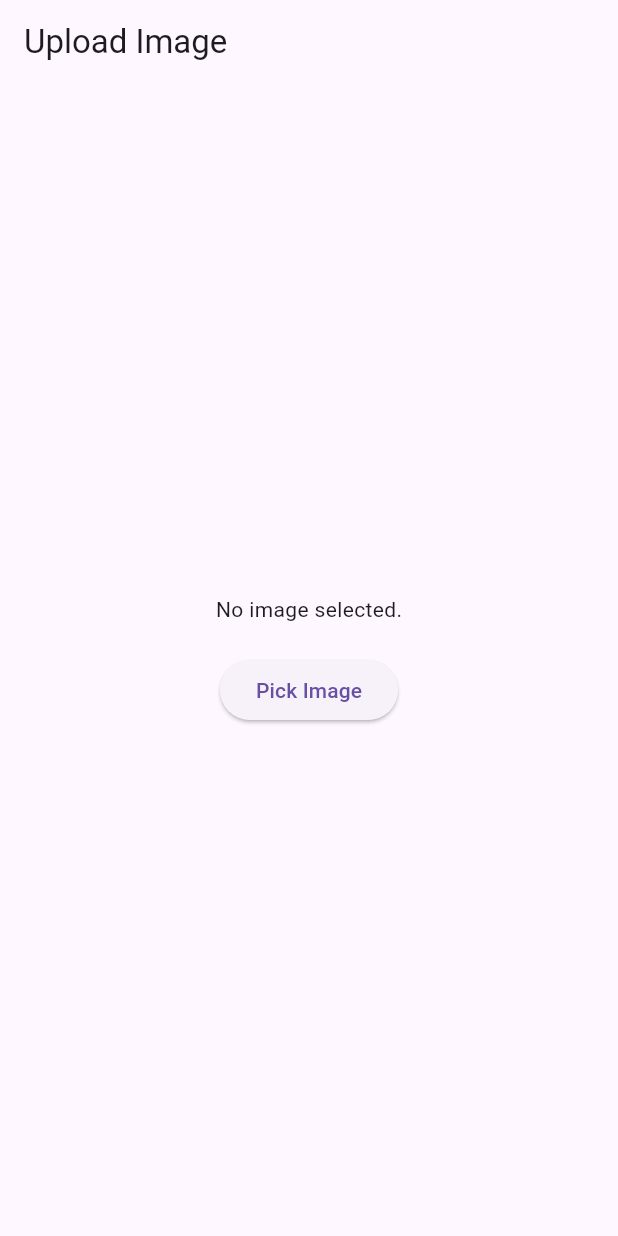
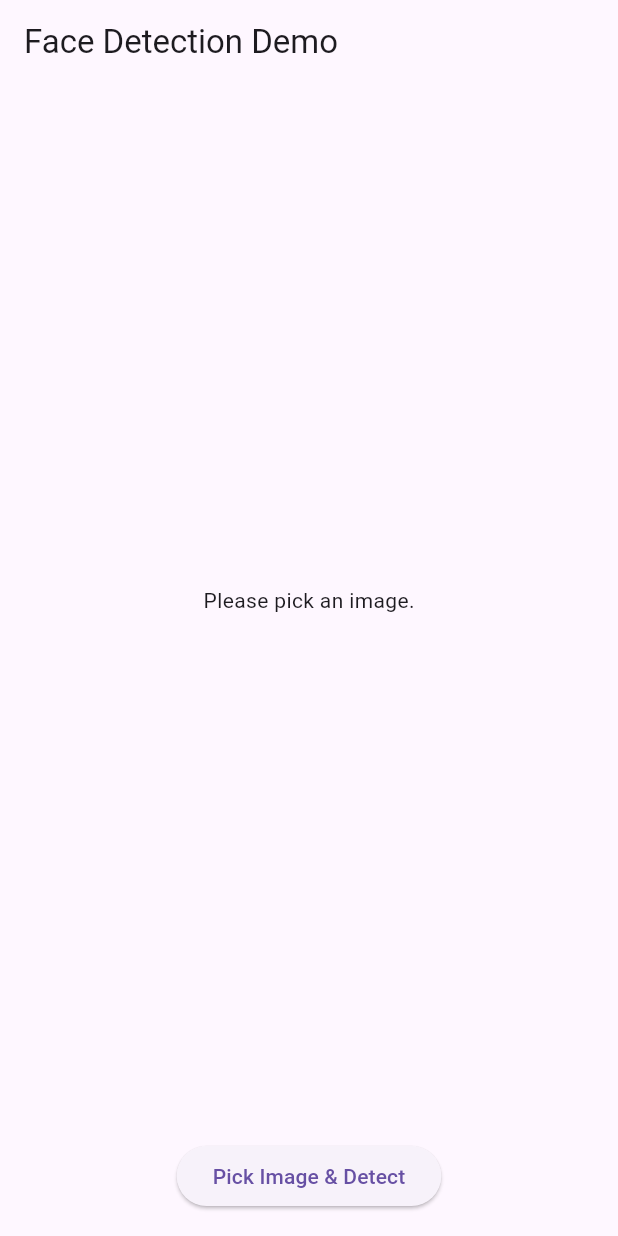
Before and after one commit to Srophos/face_censoring_AI_app, a Flutter app: the screen it shows after launch, on a phone screen of 412 x 824 dp. Run offline on Flutter 3.47's test engine with Material 3 defaults, Android fonts, the phone set to English and light mode, and no system bars; our stand-ins replace image_picker; missing offline and left inert: ultralytics_yolo.

Commit message:
finalize
project final

```diff
--- /dev/null
+++ b/assets/labels.txt
@@ -0,0 +1 @@
+face
--- a/lib/main.dart
+++ b/lib/main.dart
@@ -1,66 +1,227 @@
+import 'dart:async';
+import 'dart:typed_data';
+import 'package:flutter/foundation.dart';
+import 'package:flutter/material.dart';
+import 'package:flutter/services.dart';
+import 'package:ultralytics_yolo/yolo.dart';
+import 'package:image_picker/image_picker.dart';
+import 'package:image/image.dart' as img;
 import 'dart:io';
-import 'package:flutter/material.dart';
-import 'package:image_picker/image_picker.dart';
 
-void main() {
-  runApp(MyApp());
+// Data class for passing info to the isolate
+class YoloInput {
+  final String modelPath;
+  final Uint8List imageBytes;
+  final RootIsolateToken? token;
+
+  YoloInput({required this.modelPath, required this.imageBytes, required this.token});
 }
 
-class MyApp extends StatelessWidget {
-  const MyApp({super.key});
+// Data class for receiving info from the isolate
+class YoloOutput {
+  final List<Map<String, dynamic>> results;
+  final Size imageSize;
+
+  YoloOutput({required this.results, required this.imageSize});
+}
+
+/// This function runs in a separate isolate.
+Future<YoloOutput?> runYoloInIsolate(YoloInput input) async {
+  BackgroundIsolateBinaryMessenger.ensureInitialized(input.token!);
+
+  final yolo = YOLO(modelPath: input.modelPath, task: YOLOTask.detect);
+  await yolo.loadModel();
+
+  img.Image? originalImage = img.decodeImage(input.imageBytes);
+  if (originalImage == null) return null;
+
+  // Apply EXIF orientation
+  final orientationTag = originalImage.exif.getTag(0x0112);
+  final int orientation = orientationTag?.toInt() ?? 1;
+  switch (orientation) {
+      case 2: originalImage = img.flipHorizontal(originalImage); break;
+      case 3: originalImage = img.copyRotate(originalImage, angle: 180); break;
+      case 4: originalImage = img.flipVertical(originalImage); break;
+      case 5: originalImage = img.copyRotate(originalImage, angle: 90); originalImage = img.flipHorizontal(originalImage); break;
+      case 6: originalImage = img.copyRotate(originalImage, angle: 90); break;
+      case 7: originalImage = img.copyRotate(originalImage, angle: -90); originalImage = img.flipHorizontal(originalImage); break;
+      case 8: originalImage = img.copyRotate(originalImage, angle: -90); break;
+  }
+
+  final resizedImage = img.copyResize(originalImage, width: 640);
+  final correctedImageBytes = img.encodeJpg(resizedImage);
+  final rawResults = await yolo.predict(correctedImageBytes);
+
+  // --- THE FIX: Return the dimensions of the RESIZED image ---
+  final resizedImageSize = Size(resizedImage.width.toDouble(), resizedImage.height.toDouble());
+
+  final results = (rawResults?['boxes'] as List<dynamic>?)
+      ?.map((e) => Map<String, dynamic>.from(e))
+      .toList() ?? [];
+
+  return YoloOutput(results: results, imageSize: resizedImageSize);
+}
+
+void main() => runApp(const YOLODemo());
+
+class YOLODemo extends StatefulWidget {
+  const YOLODemo({super.key});
 
   @override
-  Widget build(BuildContext context) {
-    return MaterialApp(
-      title: 'Image Upload Demo',
-      theme: ThemeData(primarySwatch: Colors.blue),
-      home: ImageUploadPage(),
-    );
-  }
+  State<YOLODemo> createState() => _YOLODemoState();
 }
 
-class ImageUploadPage extends StatefulWidget {
-  const ImageUploadPage({super.key});
+class _YOLODemoState extends State<YOLODemo> {
+  static const String modelPath = 'assets/models/yolov8s-face_final.tflite';
 
-  @override
-  _ImageUploadPageState createState() => _ImageUploadPageState();
-}
+  File? selectedImage;
+  List<Map<String, dynamic>> detectionResults = [];
+  bool isLoading = false;
+  Size? sourceImageSize; // This will now hold the RESIZED image's dimensions
+  String? errorMessage;
 
-class _ImageUploadPageState extends State<ImageUploadPage> {
-  File? _imageFile;
-  final ImagePicker _picker = ImagePicker();
+  Future<void> pickImageAndDetect() async {
+    final picker = ImagePicker();
+    final imageFile = await picker.pickImage(source: ImageSource.gallery);
+    if (imageFile == null) return;
 
-  Future<void> _pickImage() async {
-    final XFile? pickedFile = await _picker.pickImage(
-      source: ImageSource.gallery,
-    );
+    setState(() {
+      isLoading = true;
+      errorMessage = null;
+      selectedImage = File(imageFile.path);
+      detectionResults = [];
+      sourceImageSize = null;
+    });
 
-    if (pickedFile != null) {
+    try {
+      final imageBytes = await selectedImage!.readAsBytes();
+
+      final token = ServicesBinding.rootIsolateToken;
+      final yoloInput = YoloInput(modelPath: modelPath, imageBytes: imageBytes, token: token);
+
+      final YoloOutput? output = await compute(runYoloInIsolate, yoloInput);
+
       setState(() {
-        _imageFile = File(pickedFile.path);
+        if (output != null) {
+          detectionResults = output.results;
+          sourceImageSize = output.imageSize; // Get the RESIZED size
+        }
       });
+    } catch (e) {
+      setState(() => errorMessage = 'Failed to process image: $e');
+    } finally {
+      setState(() => isLoading = false);
     }
   }
 
   @override
   Widget build(BuildContext context) {
-    return Scaffold(
-      appBar: AppBar(title: Text('Upload Image')),
-      body: Center(
-        child: Column(
-          mainAxisAlignment: MainAxisAlignment.center,
+    return MaterialApp(
+      home: Scaffold(
+        appBar: AppBar(title: const Text('Face Detection Demo')),
+        body: Column(
           children: [
-            _imageFile != null
-                ? Image.file(_imageFile!, height: 300)
-                : Text("No image selected."),
-            SizedBox(height: 20),
-            ElevatedButton(
-              onPressed: _pickImage,
-              child: Text("Pick Image"),
+            Expanded(
+              child: _buildContentView(),
+            ),
+            Padding(
+              padding: const EdgeInsets.all(16.0),
+              child: ElevatedButton(
+                onPressed: isLoading ? null : pickImageAndDetect,
+                child: const Text('Pick Image & Detect'),
+              ),
             ),
           ],
         ),
       ),
     );
   }
+
+  Widget _buildContentView() {
+    if (isLoading && selectedImage == null) {
+      return const Center(child: Text('App Ready. Please pick an image.'));
+    }
+    if (errorMessage != null) {
+      return Center(
+          child: Padding(
+              padding: const EdgeInsets.all(16.0),
+              child: Text('Error: $errorMessage',
+                  style: const TextStyle(color: Colors.red))));
+    }
+    if (selectedImage == null) {
+      return const Center(child: Text('Please pick an image.'));
+    }
+
+    return Stack(
+      fit: StackFit.expand,
+      children: [
+        Container(
+          margin: const EdgeInsets.all(16.0),
+          decoration: BoxDecoration(border: Border.all(color: Colors.grey)),
+          child: CustomPaint(
+            foregroundPainter: FacePainter(
+              imageSize: sourceImageSize, // Pass the RESIZED size
+              results: detectionResults,
+            ),
+            child: Image.file(selectedImage!, fit: BoxFit.contain),
+          ),
+        ),
+        if (isLoading)
+          Container(
+            color: Colors.black.withAlpha(128),
+            child: const Center(child: CircularProgressIndicator()),
+          ),
+      ],
+    );
+  }
 }
+
+/// The painter now correctly uses the RESIZED image's dimensions as its source.
+class FacePainter extends CustomPainter {
+  final Size? imageSize; // This is the size of the source image for the coordinates (e.g., 640x480)
+  final List<Map<String, dynamic>> results;
+
+  FacePainter({required this.imageSize, required this.results});
+
+  @override
+  void paint(Canvas canvas, Size size) { // `size` is the size of the widget on screen
+    if (imageSize == null) return;
+
+    final imageAspectRatio = imageSize!.width / imageSize!.height;
+    final canvasAspectRatio = size.width / size.height;
+    double scale;
+    double offsetX = 0;
+    double offsetY = 0;
+
+    if (canvasAspectRatio > imageAspectRatio) {
+      scale = size.height / imageSize!.height;
+      offsetX = (size.width - imageSize!.width * scale) / 2;
+    } else {
+      scale = size.width / imageSize!.width;
+      offsetY = (size.height - imageSize!.height * scale) / 2;
+    }
+
+    final paint = Paint()
+      ..color = Colors.green
+      ..strokeWidth = 3
+      ..style = PaintingStyle.stroke;
+
+    for (final res in results) {
+      final x1 = res['x1'] ?? 0.0;
+      final y1 = res['y1'] ?? 0.0;
+      final x2 = res['x2'] ?? 0.0;
+      final y2 = res['y2'] ?? 0.0;
+
+      // Scale the coordinates from the resized image space to the canvas space
+      final left = x1 * scale + offsetX;
+      final top = y1 * scale + offsetY;
+      final right = x2 * scale + offsetX;
+      final bottom = y2 * scale + offsetY;
+
+      canvas.drawRect(Rect.fromLTRB(left, top, right, bottom), paint);
+    }
+  }
+
+  @override
+  bool shouldRepaint(covariant CustomPainter oldDelegate) => true;
+}
```
Also changed, not shown: pubspec.yaml (+5 -2 lines), pubspec.lock, 4 other files.
